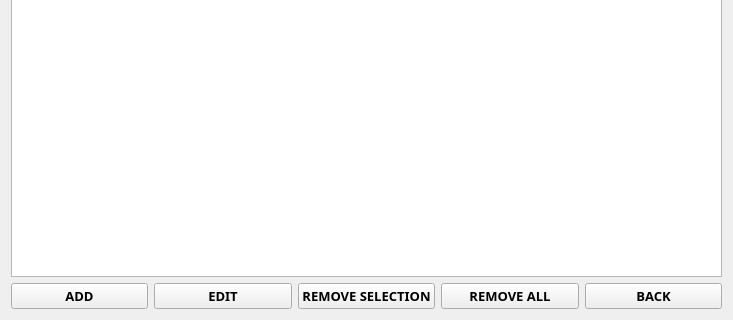
This is listequipments.ui in markytools/sume-borrower-app as Qt 5 draws it before an edit; both pictures show x 0 to 733 and y 170 to 490 of the 733 by 490 pixel window. The edited form follows.
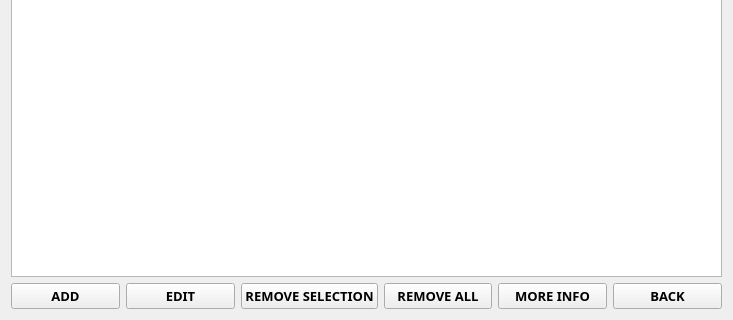
This is the edited form.

Patch:
```diff
--- a/listequipments.ui
+++ b/listequipments.ui
@@ -13,7 +13,7 @@
   <property name="windowTitle">
    <string>Form</string>
   </property>
-  <layout class="QGridLayout" name="gridLayout_2">
+  <layout class="QGridLayout" name="gridLayout">
    <item row="0" column="0">
     <widget class="QLabel" name="label">
      <property name="font">
@@ -36,8 +36,8 @@
     <widget class="QTableWidget" name="equipmentTable"/>
    </item>
    <item row="2" column="0">
-    <layout class="QGridLayout" name="gridLayout">
-     <item row="0" column="0">
+    <layout class="QHBoxLayout" name="horizontalLayout">
+     <item>
       <widget class="QPushButton" name="AddButton">
        <property name="font">
         <font>
@@ -52,22 +52,7 @@
        </property>
       </widget>
      </item>
-     <item row="0" column="2">
-      <widget class="QPushButton" name="RemoveButton">
-       <property name="font">
-        <font>
-         <family>Segoe UI Black</family>
-         <pointsize>10</pointsize>
-         <weight>75</weight>
-         <bold>true</bold>
-        </font>
-       </property>
-       <property name="text">
-        <string>REMOVE SELECTION</string>
-       </property>
-      </widget>
-     </item>
-     <item row="0" column="1">
+     <item>
       <widget class="QPushButton" name="EditButton">
        <property name="font">
         <font>
@@ -82,8 +67,8 @@
        </property>
       </widget>
      </item>
-     <item row="0" column="5">
-      <widget class="QPushButton" name="Back">
+     <item>
+      <widget class="QPushButton" name="RemoveButton">
        <property name="font">
         <font>
          <family>Segoe UI Black</family>
@@ -93,11 +78,11 @@
         </font>
        </property>
        <property name="text">
-        <string>BACK</string>
+        <string>REMOVE SELECTION</string>
        </property>
       </widget>
      </item>
-     <item row="0" column="4">
+     <item>
       <widget class="QPushButton" name="RemoveAllButton">
        <property name="font">
         <font>
@@ -112,6 +97,36 @@
        </property>
       </widget>
      </item>
+     <item>
+      <widget class="QPushButton" name="RemoveAllButton_2">
+       <property name="font">
+        <font>
+         <family>Segoe UI Black</family>
+         <pointsize>10</pointsize>
+         <weight>75</weight>
+         <bold>true</bold>
+        </font>
+       </property>
+       <property name="text">
+        <string>MORE INFO</string>
+       </property>
+      </widget>
+     </item>
+     <item>
+      <widget class="QPushButton" name="Back">
+       <property name="font">
+        <font>
+         <family>Segoe UI Black</family>
+         <pointsize>10</pointsize>
+         <weight>75</weight>
+         <bold>true</bold>
+        </font>
+       </property>
+       <property name="text">
+        <string>BACK</string>
+       </property>
+      </widget>
+     </item>
     </layout>
    </item>
   </layout>
```
